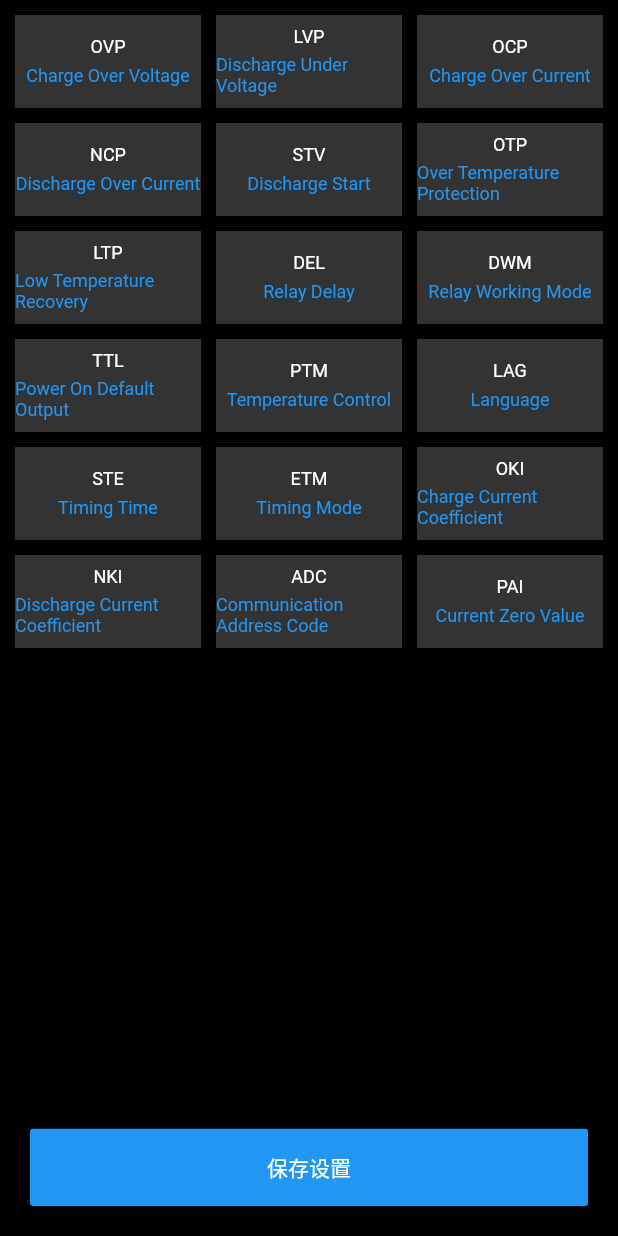
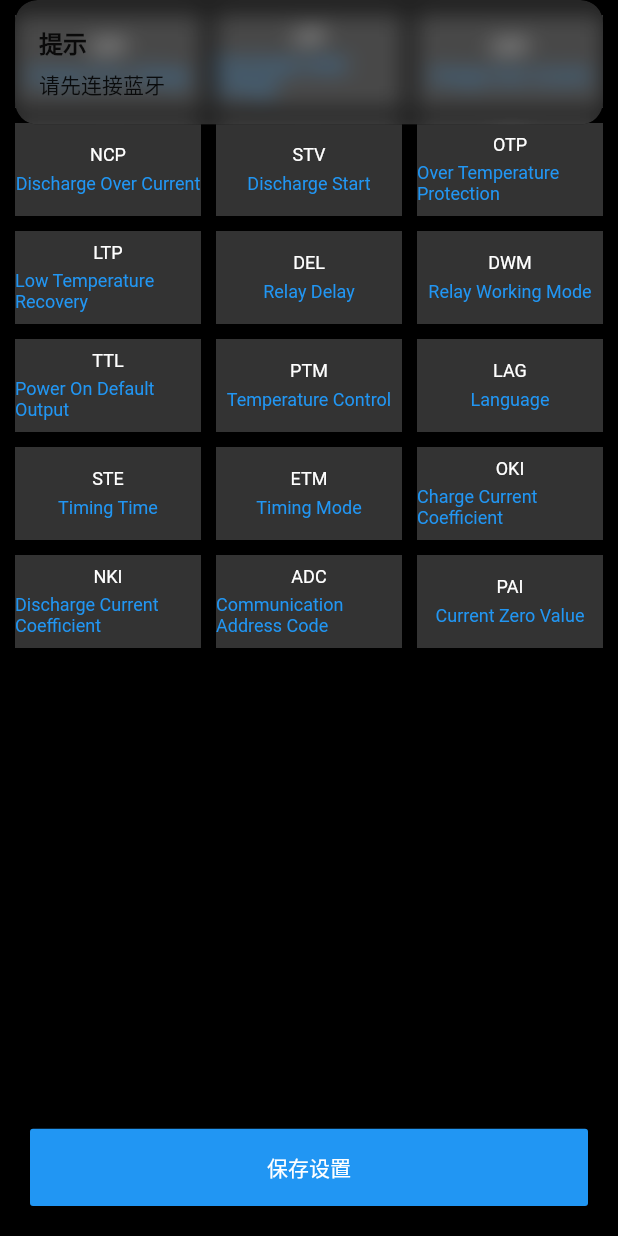
Before and after one commit to JeromeLydia/flutter_qinglan, a Flutter app: the Setting widget shown alone on an empty page, opened directly, after a tap on "LVP", on a phone screen of 412 x 824 dp. Run offline on Flutter 3.47's test engine with Material 2 defaults, Android fonts, the phone set to English and light mode, and no system bars; our stand-ins replace device_info_plus, flutter_blue_plus, get, location, logger and 2 more; missing offline and left inert: dart:ffi.

Commit message:
复工后

```diff
--- a/lib/ui/pages/home/home.dart
+++ b/lib/ui/pages/home/home.dart
@@ -6,7 +6,6 @@ import 'package:get/get.dart';
 import 'package:percent_indicator/circular_percent_indicator.dart';
 
 import '../../../res/colors.dart';
-import '../../widgets/ring_progress_bar.dart';
 import '../blue/cmd.dart';
 
 class Home extends StatefulWidget {
--- a/lib/ui/pages/set/set.dart
+++ b/lib/ui/pages/set/set.dart
@@ -1,8 +1,12 @@
 import 'package:flutter/material.dart';
+import 'package:flutter_blue_plus/flutter_blue_plus.dart';
 import 'package:flutter_qinglan/res/colors.dart';
 import 'package:flutter_qinglan/ui/dialog/dialogs.dart';
 import 'package:flutter_qinglan/ui/pages/set/setData.dart';
 import 'package:get/get.dart';
+
+import '../blue/cmd.dart';
+import '../home/home_controller.dart';
 
 class Setting extends StatefulWidget {
   const Setting({super.key});
@@ -12,13 +16,14 @@ class Setting extends StatefulWidget {
 }
 
 class _SettingState extends State<Setting> {
+  HomeController homeController = Get.put(HomeController());
   Widget _initGridVideData(context, index) {
     return Container(
       color: AppColors.app_main,
       height: 200.0,
       child: InkWell(
         onTap: () {
-          onItemClick(index);
+          onItemClick(homeController, index);
         },
         child: Column(
           crossAxisAlignment: CrossAxisAlignment.center,
@@ -82,24 +87,94 @@ class _SettingState extends State<Setting> {
   }
 }
 
-void onItemClick(int index) {
+void onItemClick(HomeController homeController, int index) {
   switch (index) {
     case 0:
-      showDialog01();
+      if (homeController.bluetoothDeviceState.value !=
+          BluetoothDeviceState.connected) {
+        Get.snackbar('提示'.tr, '请先连接蓝牙'.tr);
+        return;
+      }
+      inputDialog("请输入充电过压值", "数值范围:0.0-500.0", "单位:V", 0.0, 500.0,
+          (double input) {
+        homeController.sendData(SET_OVP, input: input);
+      });
       break;
     case 1:
+      if (homeController.bluetoothDeviceState.value !=
+          BluetoothDeviceState.connected) {
+        Get.snackbar('提示'.tr, '请先连接蓝牙'.tr);
+        return;
+      }
+      inputDialog("请输入放电欠压值", "数值范围:0.0-500.0", "单位:V", 0.0, 500.0,
+          (double input) {
+        homeController.sendData(SET_LVP, input: input);
+      });
       break;
     case 2:
+      if (homeController.bluetoothDeviceState.value !=
+          BluetoothDeviceState.connected) {
+        Get.snackbar('提示'.tr, '请先连接蓝牙'.tr);
+        return;
+      }
+      inputDialog("请输入充电过流值", "数值范围:0.0-500.0", "单位:A", 0.0, 500.0,
+          (double input) {
+        homeController.sendData(SET_OCP, input: input);
+      });
       break;
     case 3:
+      if (homeController.bluetoothDeviceState.value !=
+          BluetoothDeviceState.connected) {
+        Get.snackbar('提示'.tr, '请先连接蓝牙'.tr);
+        return;
+      }
+      inputDialog("请输入放电过流值", "数值范围:0.0-500.0", "单位:A", 0.0, 500.0,
+          (double input) {
+        homeController.sendData(SET_NCP, input: input);
+      });
       break;
     case 4:
+      if (homeController.bluetoothDeviceState.value !=
+          BluetoothDeviceState.connected) {
+        Get.snackbar('提示'.tr, '请先连接蓝牙'.tr);
+        return;
+      }
+      inputDialog("请输入放电启动值", "数值范围:0.0-500.0", "单位:V", 0.0, 500.0,
+          (double input) {
+        homeController.sendData(SET_STV, input: input);
+      });
       break;
     case 5:
+      if (homeController.bluetoothDeviceState.value !=
+          BluetoothDeviceState.connected) {
+        Get.snackbar('提示'.tr, '请先连接蓝牙'.tr);
+        return;
+      }
+      inputDialog("请输入过温度保护值", "数值范围:0.0-150.0", "单位:°C", 0.0, 150.0,
+          (double input) {
+        homeController.sendData(SET_OTP, input: input);
+      });
       break;
     case 6:
+      if (homeController.bluetoothDeviceState.value !=
+          BluetoothDeviceState.connected) {
+        Get.snackbar('提示'.tr, '请先连接蓝牙'.tr);
+        return;
+      }
+      inputDialog("请输入低温恢复值", "数值范围:0.0-150.0", "单位:°C", 0.0, 150.0,
+          (double input) {
+        homeController.sendData(SET_LTP, input: input);
+      });
       break;
     case 7:
+      if (homeController.bluetoothDeviceState.value !=
+          BluetoothDeviceState.connected) {
+        Get.snackbar('提示'.tr, '请先连接蓝牙'.tr);
+        return;
+      }
+      inputDialog("请输入继电器延时", "数值范围:0-200", "单位:秒", 0, 200, (double input) {
+        homeController.sendData(SET_DEL, input: input);
+      });
       break;
     case 8:
       break;
```
